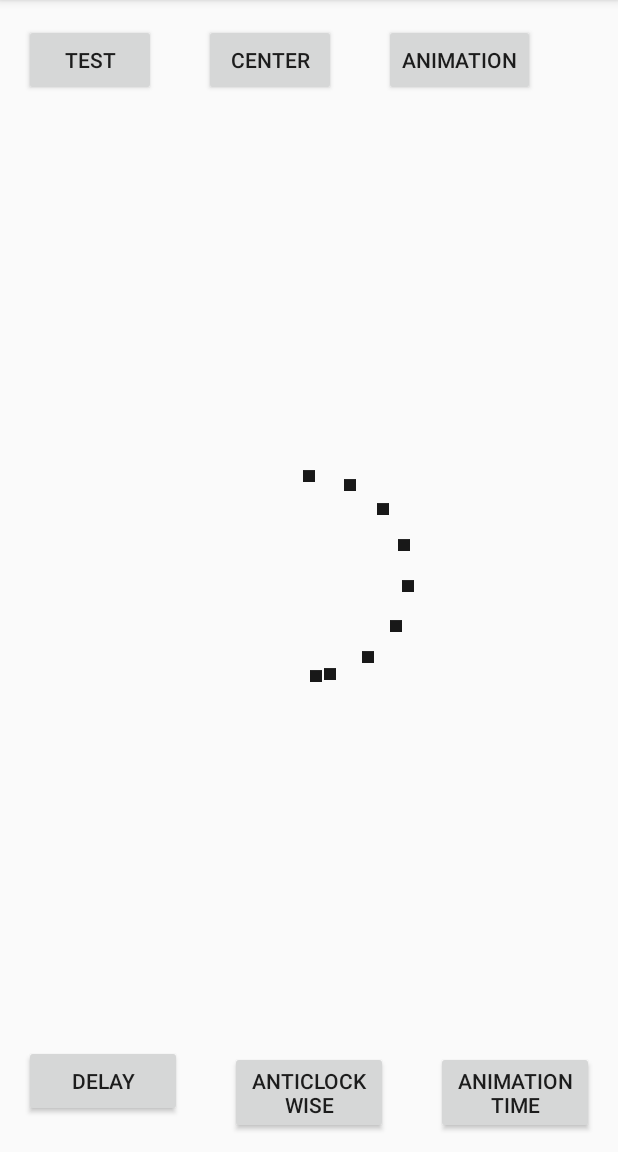
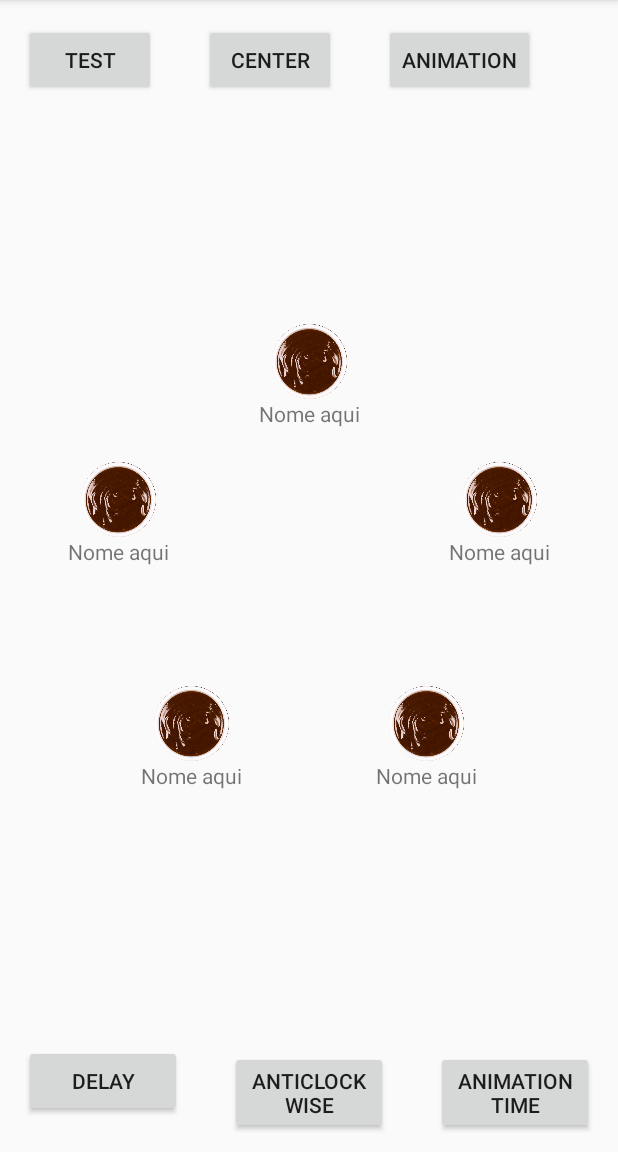
Before and after one commit to Benhurqs/CircularLayout, an Android app: the screen it shows after launch (MainActivity), after a tap on "ANIMATION", on a phone screen of 412 x 824 dp, the part 84-1236 px from its top. Run offline under Robolectric (Android 15) with nearby library versions, the phone set to English and light mode, and no system bars; 1 other tap on this screen came first.

Commit message:
Add item listener

```diff
--- a/app/src/main/java/com/benhurqs/circleconstrainlayout/CircularList.kt
+++ b/app/src/main/java/com/benhurqs/circleconstrainlayout/CircularList.kt
@@ -18,6 +18,11 @@ class CircularList: ConstraintLayout{
         fun onClickItem(position: Int, item: View)
     }
 
+    interface OnAnimationItemListener{
+        fun onAnimationStart(position: Int, item: View)
+        fun onAnimationEnd(position: Int, item: View)
+    }
+
     interface OnAnimationListener{
         fun onAnimationStart()
         fun onAnimationEnd()
@@ -27,8 +32,10 @@ class CircularList: ConstraintLayout{
     var animationDelay: Long = 0
     var animationClockwise = true
     var animationDuration = 300
+    var circleRadius = 100
     private var clickListener: OnClickItemListener? = null
     private var animationListener: OnAnimationListener? = null
+    private var animationItemListener: OnAnimationItemListener? = null
 
     constructor(context: Context?) : super(context)
     constructor(context: Context?, attrs: AttributeSet?) : super(context, attrs)
@@ -44,6 +51,10 @@ class CircularList: ConstraintLayout{
 
     fun setOnAnimationListener(listener: OnAnimationListener){
         this.animationListener = listener
+    }
+
+    fun setOnAnimationItemListener(listener: OnAnimationItemListener){
+        this.animationItemListener = listener
     }
 
     fun setItens(centerView: View? = null, itemList: List<View>){
@@ -80,7 +91,7 @@ class CircularList: ConstraintLayout{
 
             val layoutParams = item.getLayoutParams() as ConstraintLayout.LayoutParams
             layoutParams.circleAngle = finalAngle
-            layoutParams.circleRadius = 100
+            layoutParams.circleRadius = circleRadius
             layoutParams.circleConstraint = this.id
             item.setLayoutParams(layoutParams)
 
@@ -107,6 +118,10 @@ class CircularList: ConstraintLayout{
              }
 
             override fun onAnimationEnd(animation: Animator?) {
+                if(animationItemListener != null){
+                    animationItemListener?.onAnimationEnd(position, view)
+                }
+
                 if(animationListener != null && ((animationClockwise && position == total-1) || (!animationClockwise && position == 0))){
                     animationListener?.onAnimationEnd()
                 }
@@ -116,6 +131,10 @@ class CircularList: ConstraintLayout{
             }
 
             override fun onAnimationStart(animation: Animator?) {
+                if(animationItemListener != null){
+                    animationItemListener?.onAnimationStart(position, view)
+                }
+
                 if((animationListener != null) && ((animationClockwise && position == 0) || (!animationClockwise && position == total-1))){
                         animationListener?.onAnimationStart()
                 }
--- a/app/src/main/java/com/benhurqs/circleconstrainlayout/MainActivity.kt
+++ b/app/src/main/java/com/benhurqs/circleconstrainlayout/MainActivity.kt
@@ -13,17 +13,31 @@ import android.widget.Toast
 import kotlinx.android.synthetic.main.activity_main.*
 import java.util.concurrent.TimeUnit
 
-class MainActivity : AppCompatActivity(), CircularList.OnClickItemListener, CircularList.OnAnimationListener {
+class MainActivity : AppCompatActivity(), CircularList.OnClickItemListener, CircularList.OnAnimationListener, CircularList.OnAnimationItemListener {
 
     var list = ArrayList<View>()
+    var numItem = 5
 
     override fun onCreate(savedInstanceState: Bundle?) {
         super.onCreate(savedInstanceState)
         setContentView(R.layout.activity_main)
         createList(10)
+        circularList.circleRadius = 200
+        circularList.setOnClickItemListener(this)
+        circularList.setOnAnimationListener(this)
+        circularList.setOnAnimationItemListener(this)
+    }
 
-        circularList.setOnAnimationListener(this)
-        circularList.setOnClickItemListener(this)
+    /********* Animation Item Listener ************/
+    override fun onAnimationStart(position: Int, item: View) {
+        var text = item.findViewById<View>(R.id.text)
+        text.visibility = View.INVISIBLE
+
+    }
+
+    override fun onAnimationEnd(position: Int, item: View) {
+        var text = item.findViewById<View>(R.id.text)
+        text.visibility = View.VISIBLE
     }
 
     /******** Animation Listener *********/
@@ -48,22 +62,26 @@ class MainActivity : AppCompatActivity(), CircularList.OnClickItemListener, Circ
         list.clear()
         for(i in 1..total){
             //Item
-            var item = ImageView(this)
-            item.setImageDrawable(this.resources.getDrawable(R.drawable.notification_bg_normal))
-            item.id = i
+//            var item = ImageView(this)
+//            item.setImageDrawable(this.resources.getDrawable(R.drawable.notification_bg_normal))
+//            item.id = i
+//            list.add(item)
+
+            var item = layoutInflater.inflate(R.layout.item_list, null)
             list.add(item)
+
         }
     }
 
 
     fun onClickTest(v: View){
-        createList(15)
+        createList(numItem)
         circularList.animated = false
         circularList.setItens(list)
     }
 
     fun onClickCenter(v: View){
-        createList(15)
+        createList(numItem)
         var center = ImageView(this)
         center.setImageDrawable(this.resources.getDrawable(R.drawable.abc_ab_share_pack_mtrl_alpha))
         center.id = 123.toInt()
@@ -73,7 +91,7 @@ class MainActivity : AppCompatActivity(), CircularList.OnClickItemListener, Circ
     }
 
     fun onClickAnimation(v: View){
-        createList(15)
+        createList(numItem)
 
         circularList.animationDuration = 300
         circularList.animationDelay = 0
@@ -83,7 +101,7 @@ class MainActivity : AppCompatActivity(), CircularList.OnClickItemListener, Circ
     }
 
     fun onClickAnimationDelay(v: View){
-        createList(15)
+        createList(numItem)
 
         circularList.animationDuration = 300
         circularList.animationDelay = TimeUnit.SECONDS.toMillis(2)
@@ -93,7 +111,7 @@ class MainActivity : AppCompatActivity(), CircularList.OnClickItemListener, Circ
     }
 
     fun onClickAnimationAntiClockwise(v: View){
-        createList(15)
+        createList(numItem)
 
         circularList.animationDuration = 300
         circularList.animationDelay = 0
@@ -103,7 +121,7 @@ class MainActivity : AppCompatActivity(), CircularList.OnClickItemListener, Circ
     }
 
     fun onClickAnimationDuration(v: View){
-        createList(15)
+        createList(numItem)
 
         circularList.animationDuration = 1500
         circularList.animationDelay = 0
--- /dev/null
+++ b/app/src/main/res/layout/item_list.xml
@@ -0,0 +1,22 @@
+<?xml version="1.0" encoding="utf-8"?>
+<LinearLayout
+    xmlns:android="http://schemas.android.com/apk/res/android"
+    android:layout_width="wrap_content"
+    android:layout_height="wrap_content"
+    android:orientation="vertical"
+    android:layout_margin="8dp"
+    android:gravity="center">
+
+    <ImageView
+        android:id="@+id/img"
+        android:layout_width="50dp"
+        android:layout_height="50dp"
+        android:src="@drawable/barbecue"/>
+
+    <TextView
+        android:id="@+id/text"
+        android:layout_width="wrap_content"
+        android:layout_height="wrap_content"
+        android:text="Nome aqui"/>
+
+</LinearLayout>
```
Also changed, not shown: app/src/main/res/drawable/barbecue.png (added), app/src/main/res/drawable/manjericao.png (added), app/src/main/res/drawable/tomate.png (added).
